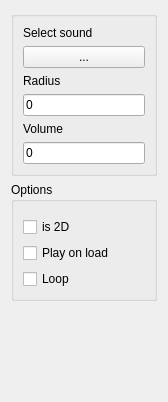
First picture: the form in Editor/speaker/UISpeaker.ui, repository Gabriele91/Easy2D-Editor, before the edit.
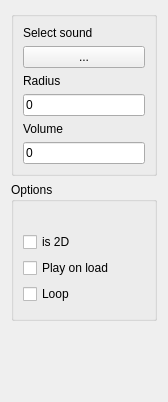
Second picture: the form after the edit.

Commit message: Fixed a wrong of layout of speaker component

What changed in the file:
```diff
--- a/Editor/speaker/UISpeaker.ui
+++ b/Editor/speaker/UISpeaker.ui
@@ -104,6 +104,19 @@
       <property name="topMargin">
        <number>15</number>
       </property>
+      <item>
+       <spacer name="verticalSpacer">
+        <property name="orientation">
+         <enum>Qt::Vertical</enum>
+        </property>
+        <property name="sizeHint" stdset="0">
+         <size>
+          <width>20</width>
+          <height>15</height>
+         </size>
+        </property>
+       </spacer>
+      </item>
       <item>
        <widget class="QCheckBox" name="cb2D">
         <property name="text">
@@ -125,6 +138,19 @@
         </property>
        </widget>
       </item>
+      <item>
+       <spacer name="verticalSpacer_3">
+        <property name="orientation">
+         <enum>Qt::Vertical</enum>
+        </property>
+        <property name="sizeHint" stdset="0">
+         <size>
+          <width>20</width>
+          <height>5</height>
+         </size>
+        </property>
+       </spacer>
+      </item>
      </layout>
     </widget>
    </item>
```
